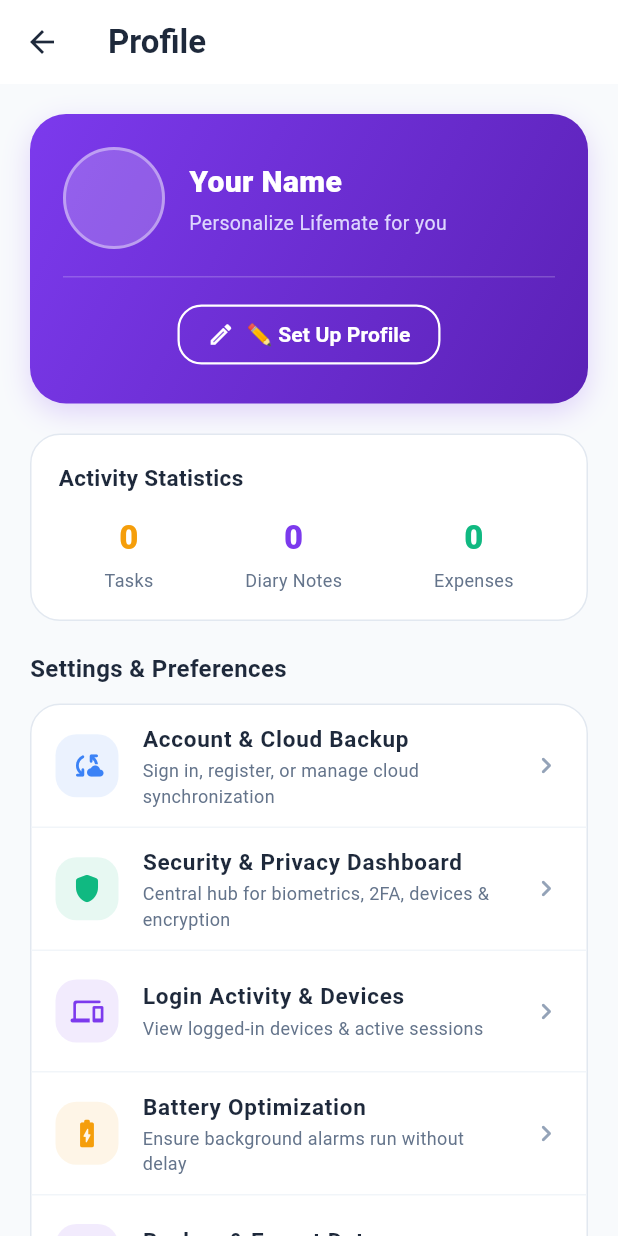
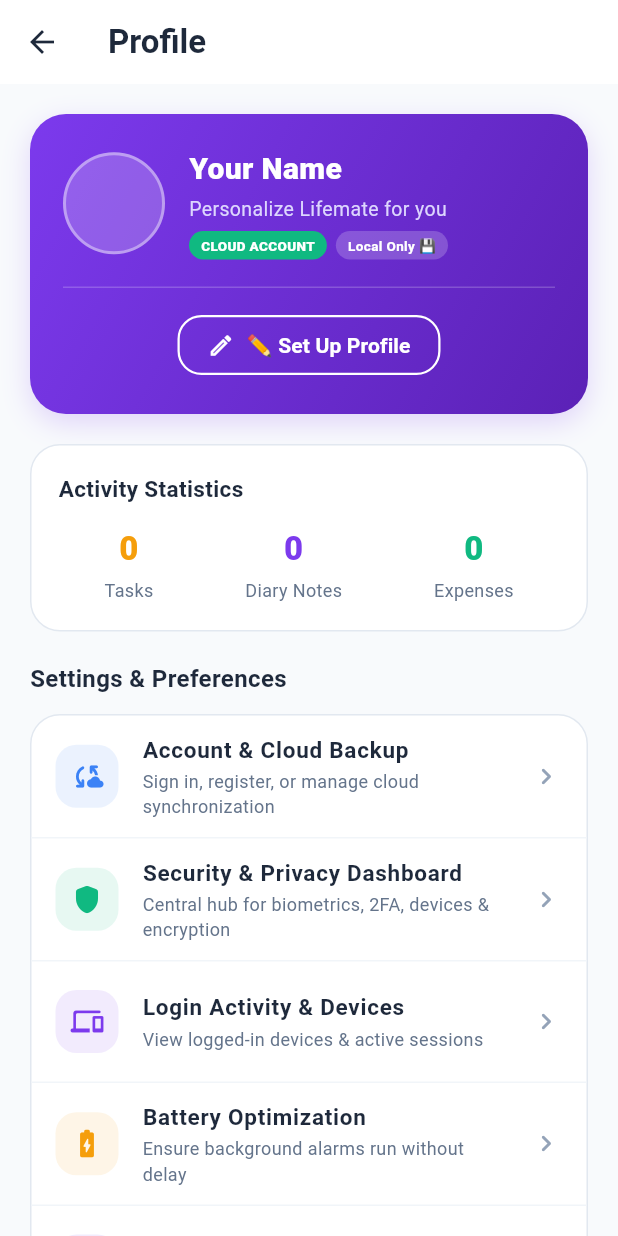
Before and after one commit to Hemashreebm/Lifemate-app, a Flutter app: the ProfileScreen screen opened directly, on a phone screen of 412 x 824 dp. Run offline on Flutter 3.47's test engine with Material 3 defaults, Android fonts, the phone set to English and light mode, and no system bars; our stand-ins replace audioplayers, device_info_plus, flutter_local_notifications, flutter_secure_storage, flutter_tts, geocoding and 6 more; missing offline and left inert: google_mlkit_text_recognition, google_mlkit_translation, record; accounts and stored records are empty.

Commit message:
Complete Final Authentication System with Guest Mode, Remember Me & Profile Account Status Badge

```diff
--- a/lib/screens/profile_screen.dart
+++ b/lib/screens/profile_screen.dart
@@ -5,7 +5,8 @@
 import '../services/task_service.dart';
 import '../services/diary_service.dart';
 import '../services/transaction_service.dart';
-import '../services/battery_optimization_service.dart';
+import '../services/auth_service.dart';
+import '../services/backup_manager_service.dart';
 import 'edit_profile_screen.dart';
 import 'login_activity_screen.dart';
 import 'security_dashboard_screen.dart';
@@ -264,6 +265,36 @@
                         color: Color(0xFFDDD6FE),
                         height: 1.3,
                       ),
+                    ),
+                    const SizedBox(height: 6),
+                    Row(
+                      children: [
+                        Container(
+                          padding: const EdgeInsets.symmetric(horizontal: 8, vertical: 3),
+                          decoration: BoxDecoration(
+                            color: AuthService.instance.isGuestMode
+                                ? const Color(0xFFF59E0B)
+                                : const Color(0xFF10B981),
+                            borderRadius: BorderRadius.circular(10),
+                          ),
+                          child: Text(
+                            AuthService.instance.isGuestMode ? 'GUEST ACCOUNT' : 'CLOUD ACCOUNT',
+                            style: const TextStyle(fontSize: 9, fontWeight: FontWeight.w800, color: Colors.white),
+                          ),
+                        ),
+                        const SizedBox(width: 6),
+                        Container(
+                          padding: const EdgeInsets.symmetric(horizontal: 8, vertical: 3),
+                          decoration: BoxDecoration(
+                            color: Colors.white.withValues(alpha: 0.20),
+                            borderRadius: BorderRadius.circular(10),
+                          ),
+                          child: Text(
+                            BackupManagerService.instance.isCloudBackupEnabled ? 'Backup: Active ☁️' : 'Local Only 💾',
+                            style: const TextStyle(fontSize: 9, fontWeight: FontWeight.w700, color: Colors.white),
+                          ),
+                        ),
+                      ],
                     ),
                   ],
                 ),
```
